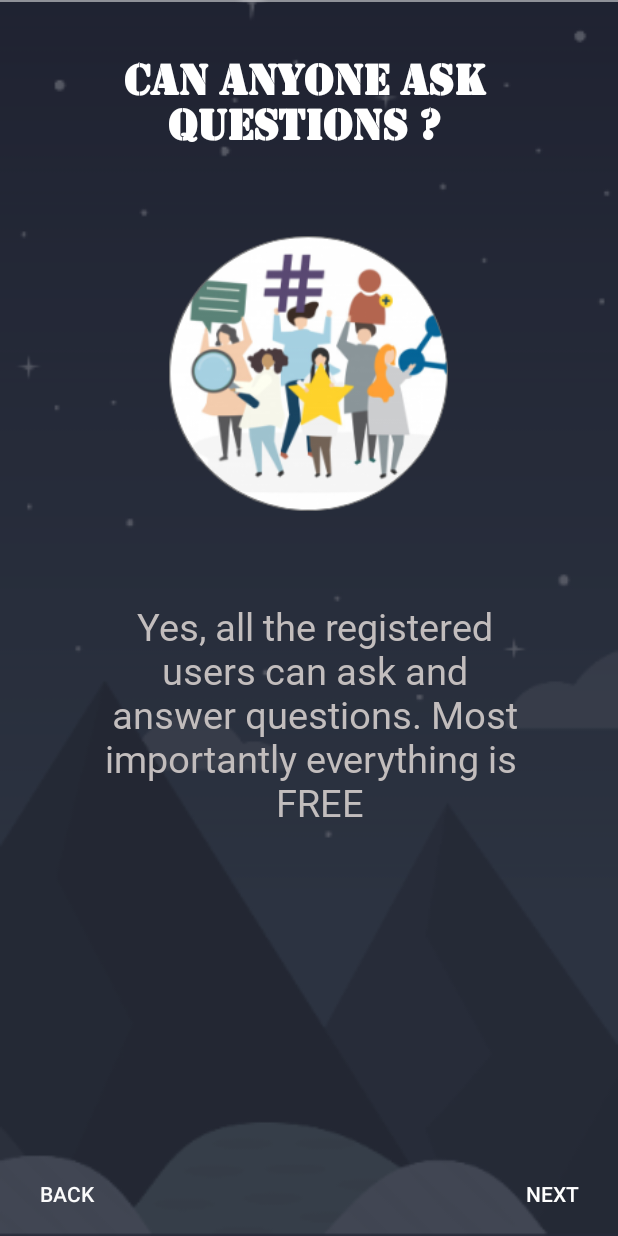
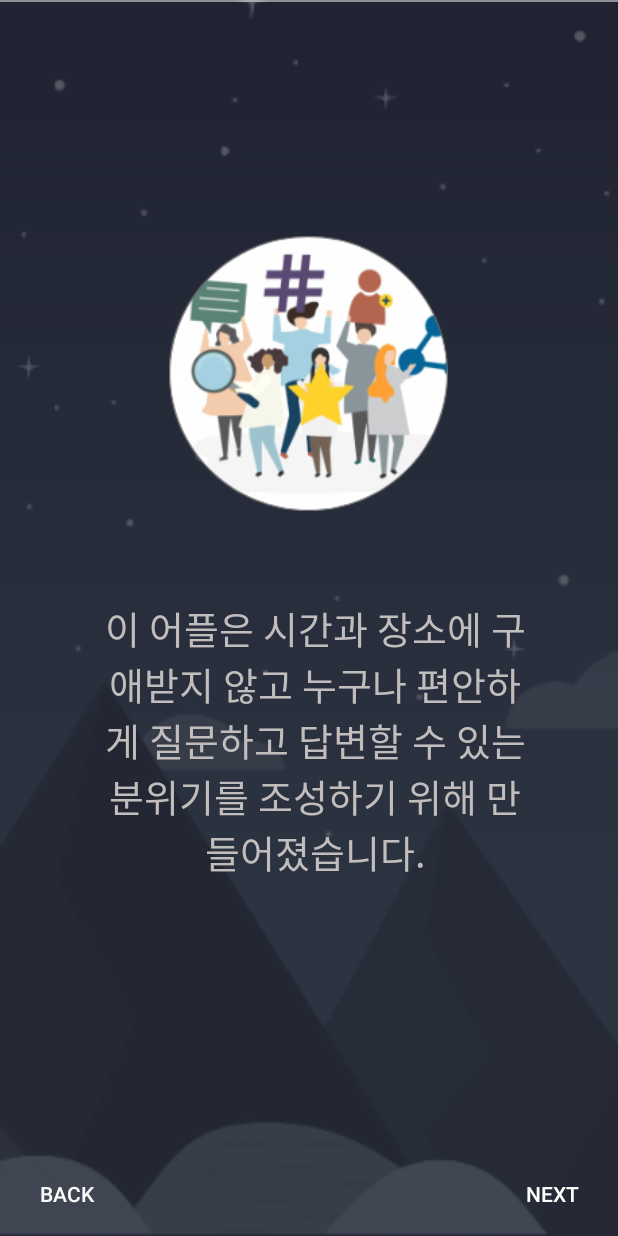
Before and after one commit to KangSeokChan/teamproject, an Android app: the screen it shows after launch (MainActivity), after a tap on "NEXT", on a phone screen of 412 x 824 dp. Run offline under Robolectric (Android 15) with nearby library versions, the phone set to English and light mode, and no system bars; our stand-ins replace Firebase (no records; nobody signed in at launch, a user with empty details on screens opened directly).

Commit message:
strings.xml한지

```diff
--- a/app/src/main/res/values/strings.xml
+++ b/app/src/main/res/values/strings.xml
@@ -1,18 +1,18 @@
 <resources>
-    <string name="app_name">MadForumApp</string>
+    <string name="app_name">모야모</string>
     <string name="logoTitle">qExpert</string>
 
 
-    <string name="titile1">첫 화면</string>
+    <string name="titile1">모야모</string>
     <string name="specialWord1">뭠마??뭠마 멈맘멈마?</string>
-    <string name="description1">For some <i>qExpert</i> is a place where they share their knowledge and for some it\'s a place to clear their doubts and gain knowledge.</string>
+    <string name="description1">안녕하세요.</string>
 
-    <string name="titile2">Can anyone ask <i>QUESTIONS</i> ?</string>
-    <string name="description2">Yes, all the registered users can ask and answer questions. Most importantly everything is \n <span><i>FREE</i></span></string>
+    <string name="titile2"> </string>
+    <string name="description2">이 어플은 시간과 장소에 구애받지 않고 누구나 편안하게 질문하고 답변할 수 있는 분위기를 조성하기 위해 만들어졌습니다.</string>
 
-    <string name="titile3">시작 준비 준비</string>
+    <string name="titile3"> </string>
     <string name="specialWord3">Start</string>
-    <string name="description3">You have a question? go ahead and sign in to get started.</string>
+    <string name="description3">시작합니다.</string>
 
     <!-- Button Labels -->
     <string name="backButton">Back</string>
@@ -46,14 +46,14 @@
 
     <!-- vidula strings-->
 
-    <string name="user_name">Username</string>
+    <string name="user_name">username</string>
     <string name="user_password">" "비밀번호</string>
     <string name="forgot_password">비밀번호 찾기</string>
     <string name="create">계정이 없으신가요?</string>
     <string name="reset">Reset Password</string>
     <string name="conf_password">Confirm Password</string>
-    <string name="forgot_your_password">Forgot your password?</string>
-    <string name="enter_email">Enter Your Email</string>
+    <string name="forgot_your_password">비밀번호 찾기</string>
+    <string name="enter_email">Email을 입력하세요</string>
     <string name="self_register">회원 가입</string>
     <string name="secure">100% secure</string>
     <string name="enter_name">" "이름</string>
@@ -69,8 +69,8 @@
     <string name="show_feedback">Show My Feedback</string>
     <string name="proceed_feedback">Proceed to Dashboard</string>
     <string name="editdetails_btn">Update</string>
-    <string name="deleteAcc_btn">Delete Account</string>
-    <string name="signout_btn">Sign Out</string>
+    <string name="deleteAcc_btn">회원 탈퇴</string>
+    <string name="signout_btn">로그아웃</string>
     <string name="reply_to">Reply to</string>
     <string name="reply_user">\@Sansa</string>
     <string name="reply_contain">Reply Reply ReplyReplyReplyReplyReplyReplyReplyReplyReplyReply</string>
```
